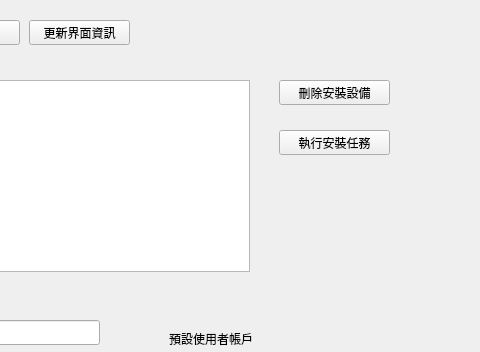
cocobird231/RV1-gui, file ws/src/ros_qt_sen/src/install_shell/install_shell.ui: the form before one commit; both pictures show x 811 to 1291 and y 0 to 352 of the 1291 by 710 pixel window.
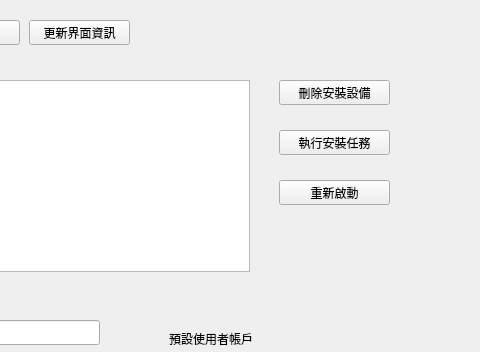
The form after the commit.

Commit message: 加入"重興啟動"按鈕

```diff
--- a/ws/src/ros_qt_sen/src/install_shell/install_shell.ui
+++ b/ws/src/ros_qt_sen/src/install_shell/install_shell.ui
@@ -468,6 +468,19 @@
     <bool>false</bool>
    </property>
   </widget>
+  <widget class="QPushButton" name="pushButton_6">
+   <property name="geometry">
+    <rect>
+     <x>1090</x>
+     <y>180</y>
+     <width>111</width>
+     <height>25</height>
+    </rect>
+   </property>
+   <property name="text">
+    <string>重新啟動</string>
+   </property>
+  </widget>
  </widget>
  <resources/>
  <connections/>
```
The commit also changes 4 other files.
